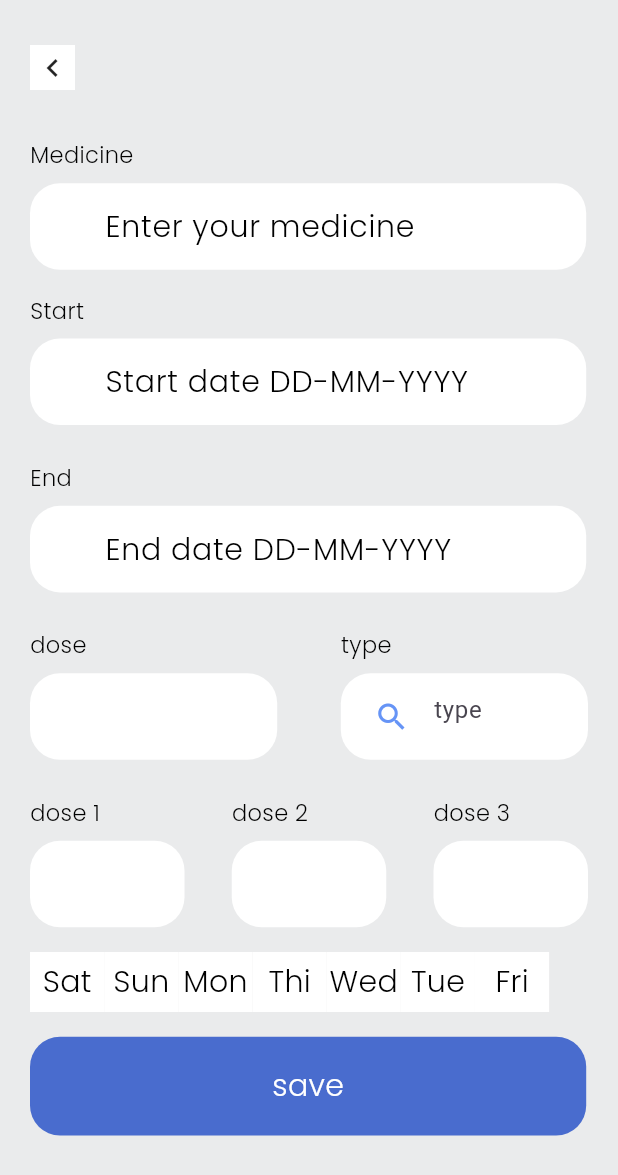
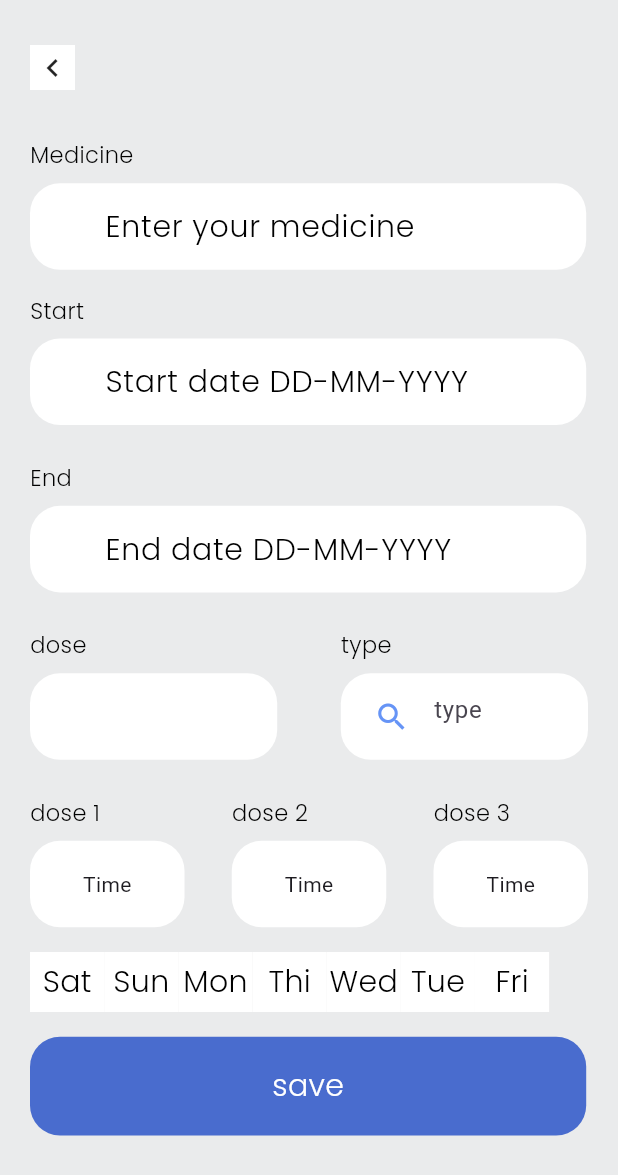
Before and after one commit to diaazg/ser2, a Flutter app: the screen it shows once a user with an empty profile is signed in, item 3 of the bottom bar chosen, after a tap on "New", on a phone screen of 412 x 824 dp. Shown: the top 1175 px of the screen. Run offline on Flutter 3.47's test engine with Material 3 defaults, Android fonts, the phone set to English and light mode, and no system bars; drawn by our look-alikes of searchfield; our stand-ins replace awesome_bottom_bar, cloud_firestore, dartz, firebase_auth, firebase_core, firebase_storage and 7 more; accounts and stored records are empty.

Commit message:
add medicine done

```diff
--- a/lib/features/medicinesSchedule/data/repo/medicines_repo_imp.dart
+++ b/lib/features/medicinesSchedule/data/repo/medicines_repo_imp.dart
@@ -15,9 +15,11 @@ class MedicineRepoImp extends MedicineRepoAbs {
     try {
       CollectionReference medicineCollection =
           storeInstance.collection('users').doc(uid).collection('medicines');
+          print('llllllllll');
       await medicineCollection.add(medicineModel.toJson());
       return right('success');
     } on FirebaseAuthException catch (e) {
+
       return left(FirebaseFailure.fromCode(e.code));
     } catch (e) {
       return left(FirebaseFailure(errMessage: 'Oops error occurred try later'));
--- a/lib/features/medicinesSchedule/presentation/logic/add_med_cubit.dart
+++ b/lib/features/medicinesSchedule/presentation/logic/add_med_cubit.dart
@@ -1,3 +1,4 @@
+import 'package:flutter/material.dart';
 import 'package:flutter_bloc/flutter_bloc.dart';
 import 'package:ser2/features/medicinesSchedule/presentation/logic/add_med_state.dart';
 
@@ -24,9 +25,9 @@ class AddMedicineBloc extends Cubit<AddMedicinState> {
   String? endDate;
   String? startDate;
 
-  String? dose_1;
-  String? dose_2;
-  String? dose_3;
+  TimeOfDay? dose_1;
+  TimeOfDay? dose_2;
+  TimeOfDay? dose_3;
 
   //setters
   void setInput(String? userInput) {
@@ -41,16 +42,19 @@ class AddMedicineBloc extends Cubit<AddMedicinState> {
     endDate = inputFinDate;
   }
 
-  void setDose(String? dose, int number) {
+  void setDose(TimeOfDay? dose, int number) {
     switch (number) {
       case 1:
         dose_1 = dose;
+        emit(ValidateInputState());
         break;
       case 2:
         dose_2 = dose;
+         emit(ValidateInputState());
         break;
       case 3:
         dose_3 = dose;
+         emit(ValidateInputState());
         break;
     }
   }
@@ -103,11 +107,11 @@ class AddMedicineBloc extends Cubit<AddMedicinState> {
     }
   }
 
-  void validateDos() {
+  bool validateDos() {
     if (dose_1 != null || dose_2 != null || dose_3 != null) {
-      emit(ValidateInputState());
+      return true;
     } else {
-      emit(UnValidateInputState());
+     return false;
     }
   }
 
@@ -121,4 +125,36 @@ class AddMedicineBloc extends Cubit<AddMedicinState> {
     }
  return hasTrue;
   }
+
+  bool checkDose(int nbr){
+    bool value = false ;
+    switch (nbr) {
+      case 1:
+        if(dose_1 != null && nbr==1){
+          value =true;
+        }
+        break;
+      case 2:
+        if(dose_2 != null && nbr==2){
+         value = true;
+        }
+        case 3:
+        if(dose_3 != null && nbr==3){
+          value = true;
+        }
+    }
+
+    return value ;
+  }
+
+
+  TimeOfDay? getDose(int val){
+    if (val==1) {
+      return dose_1;
+    } else if(val==2){
+      return dose_2;
+    }else{
+      return dose_3;
+    }
+  }
 }
--- a/lib/features/medicinesSchedule/presentation/views/add_medicin.dart
+++ b/lib/features/medicinesSchedule/presentation/views/add_medicin.dart
@@ -1,4 +1,6 @@
+import 'package:flutter/cupertino.dart';
 import 'package:flutter/material.dart';
+import 'package:flutter/widgets.dart';
 import 'package:flutter_bloc/flutter_bloc.dart';
 import 'package:intl/intl.dart';
 import 'package:ser2/core/utiles/constants.dart';
@@ -34,6 +36,34 @@ class AddMedicin extends StatelessWidget {
 
   final AddMedicineBloc _addMedicineBloc = AddMedicineBloc();
 
+  SnackBar daysErrSnack = const SnackBar(
+    content: Text('Choose day'),
+    backgroundColor: Colors.red,
+    elevation: 10,
+    behavior: SnackBarBehavior.floating,
+    margin: EdgeInsets.all(5),
+  );
+  SnackBar setErr = const SnackBar(
+    content: Text('There is something wrong , try again'),
+    backgroundColor: Colors.red,
+    elevation: 10,
+    behavior: SnackBarBehavior.floating,
+    margin: EdgeInsets.all(5),
+  );
+  SnackBar successSnack = const SnackBar(
+    content: Text('Medicin added'),
+    backgroundColor: Colors.green,
+    elevation: 10,
+    behavior: SnackBarBehavior.floating,
+    margin: EdgeInsets.all(5),
+  );
+  SnackBar doseSnack = const SnackBar(
+    content: Text('Add at least one dose'),
+    backgroundColor: Colors.red,
+    elevation: 10,
+    behavior: SnackBarBehavior.floating,
+    margin: EdgeInsets.all(5),
+  );
   @override
   Widget build(BuildContext context) {
     Size size = MediaQuery.of(context).size;
@@ -99,23 +129,59 @@ final AddMedicineBloc _addMedicineBloc = AddMedicineBloc();
                           Row(
                             mainAxisAlignment: MainAxisAlignment.spaceBetween,
                             children: [
-                              DoseWidget(
+                              GestureDetector(
+                                onTap: () {
+                                  showTimePicker(
+                                          context: context,
+                                          initialTime: const TimeOfDay(
+                                              hour: 8, minute: 30))
+                                      .then((value) {
+                                    dose.setDose(value, 1);
+                                  });
+                                },
+                                child: DoseWidget(
                                   size: size,
                                   title: 'dose 1',
                                   doseBloc: dose,
                                   doseNumber: 1,
                                 ),
-                              DoseWidget(
+                              ),
+                              GestureDetector(
+                                 onTap: () {
+                                  showTimePicker(
+                                          context: context,
+                                          initialTime: const TimeOfDay(
+                                              hour: 8, minute: 30))
+                                      .then((value) {
+                                    dose.setDose(value, 2);
+
+                                  });
+                                },
+                                child: DoseWidget(
                                   size: size,
                                   title: 'dose 2',
                                   doseBloc: dose,
                                   doseNumber: 2,
                                 ),
-                              DoseWidget(
+                              ),
+                              GestureDetector(
+                                 onTap: () {
+
+                                  showTimePicker(
+                                          context: context,
+                                          initialTime: const TimeOfDay(
+                                              hour: 8, minute: 30))
+                                      .then((value) {
+                                    dose.setDose(value, 3);
+                                  });
+
+                                },
+                                child: DoseWidget(
                                   size: size,
                                   title: 'dose 3',
                                   doseBloc: dose,
                                   doseNumber: 3,
+                                ),
                               ),
                             ],
                           ),
@@ -186,13 +252,13 @@ final AddMedicineBloc _addMedicineBloc = AddMedicineBloc();
                     medicineName.validateMedicine();
                     startDate.validateStartDate();
                     endDate.validateEndDate();
-                    dose.validateDos();
+
                     doseSize.validateDoseQuantity();
                     typesBloc.validateType();
                     Future.delayed(const Duration(milliseconds: 100), () async {
                       List<String> choosenDays = [];
                       if (_formkey.currentState!.validate() &&
-                          _addMedicineBloc.validateDay()) {
+                          _addMedicineBloc.validateDay() && dose.validateDos()) {
                         _addMedicineBloc.choosenDays.forEach((key, value) {
                           if (value) {
                             choosenDays.add(key);
@@ -210,37 +276,24 @@ final AddMedicineBloc _addMedicineBloc = AddMedicineBloc();
                             days: choosenDays,
                             type: typesBloc.input!,
                             doseSize: 1.6,
-                            doses: [dose.dose_1.toString(),dose.dose_2.toString()]);
-                      var response =  await repo.addMedicine(medicineModel);
-                     response.fold((l){
-                                                const snackdemo = SnackBar(
-                          content: Text('Something happened'),
-                          backgroundColor: Colors.red,
-                          elevation: 10,
-                          behavior: SnackBarBehavior.floating,
-                          margin: EdgeInsets.all(5),
-                        );
-                        ScaffoldMessenger.of(context).showSnackBar(snackdemo);
-                     }, (r){
-                                                                      const snackdemo = SnackBar(
-                          content: Text('Medicine added succesfully'),
-                          backgroundColor: Colors.green,
-                          elevation: 10,
-                          behavior: SnackBarBehavior.floating,
-                          margin: EdgeInsets.all(5),
-                        );
-                        ScaffoldMessenger.of(context).showSnackBar(snackdemo);
+                            doses: [
+                              '${dose.dose_1?.hour.toString()}:${dose.dose_1?.minute.toString()}',
+                            '${dose.dose_2?.hour.toString()}:${dose.dose_2?.minute.toString()}',
+                            ]);
+                        var response = await repo.addMedicine(medicineModel);
+                        response.fold((l) {
+                          ScaffoldMessenger.of(context).showSnackBar(setErr);
+                        }, (r) {
+                          ScaffoldMessenger.of(context)
+                              .showSnackBar(successSnack);
                           _formkey.currentState!.reset();
                         });
-                      } else if (_formkey.currentState!.validate()) {
-                        const snackdemo = SnackBar(
-                          content: Text('Choose days'),
-                          backgroundColor: Colors.red,
-                          elevation: 10,
-                          behavior: SnackBarBehavior.floating,
-                          margin: EdgeInsets.all(5),
-                        );
-                        ScaffoldMessenger.of(context).showSnackBar(snackdemo);
+                      } else if (_formkey.currentState!.validate() && _addMedicineBloc.validateDay()) {
+                        ScaffoldMessenger.of(context)
+                            .showSnackBar(doseSnack);
+                      }else if(_formkey.currentState!.validate() ){
+                          ScaffoldMessenger.of(context)
+                            .showSnackBar(daysErrSnack);
                       }
                     });
                   })
--- a/lib/features/medicinesSchedule/presentation/widgets/dose.dart
+++ b/lib/features/medicinesSchedule/presentation/widgets/dose.dart
@@ -3,19 +3,23 @@ import 'package:flutter_bloc/flutter_bloc.dart';
 import 'package:searchfield/searchfield.dart';
 import 'package:ser2/core/utiles/constants.dart';
 import 'package:ser2/core/utiles/lists.dart';
+import 'package:ser2/features/appointment/presentation/view/apt_information.dart';
 import 'package:ser2/features/medicinesSchedule/presentation/logic/add_med_cubit.dart';
 import 'package:ser2/features/medicinesSchedule/presentation/logic/add_med_state.dart';
 
 class DoseWidget extends StatelessWidget {
   const DoseWidget({
     super.key,
-    required this.size,required this.title, required this.doseBloc, required this.doseNumber,
+    required this.size,
+    required this.title,
+    required this.doseBloc,
+    required this.doseNumber,
   });
 
   final Size size;
-  final String title ;
-  final AddMedicineBloc doseBloc ;
-  final int doseNumber ;
+  final String title;
+  final AddMedicineBloc doseBloc;
+  final int doseNumber;
 
   @override
   Widget build(BuildContext context) {
@@ -24,54 +28,25 @@ class DoseWidget extends StatelessWidget {
       children: [
         Text(
           title,
-          style: Kcolors.fontMain.copyWith(
-              color: Colors.black, fontSize: 15),
+          style: Kcolors.fontMain.copyWith(color: Colors.black, fontSize: 15),
         ),
         SizedBox(
           height: size.height * 0.01,
         ),
-       BlocBuilder<AddMedicineBloc,AddMedicinState>(
+        BlocBuilder<AddMedicineBloc, AddMedicinState>(
           bloc: doseBloc,
           builder: (context, state) {
             return Container(
               height: size.height * 0.07,
               width: size.width * 0.25,
               decoration: BoxDecoration(
-                color: Colors.white,
-                borderRadius:
-                    BorderRadius.circular(20)),
+                  color: Colors.white, borderRadius: BorderRadius.circular(20)),
               child: Container(
-              padding: const EdgeInsets.symmetric(
-                  horizontal: 1),
+                  padding: const EdgeInsets.symmetric(horizontal: 1),
                   height: size.height * 0.07,
                   width: size.width * 0.25,
-              child: SearchField(
-                suggestions: hours
-                    .map((e) => SearchFieldListItem(
-                        e.toString(),
-                        child: Container(
-                          margin:
-                              const EdgeInsets.all(10),
-                          child: Text(e.toString()),
-                        )))
-                    .toList(),
-                suggestionState: Suggestion.expand,
-                searchStyle: Kcolors.fontMain.copyWith(
-                    color: Colors.black, fontSize: 20),
-                onSubmit:(val)=>doseBloc.setDose(val, doseNumber),
-                validator: (val) => (state is UnValidateInputState)
-                    ? 'Enter dose time'
-                    : null,
-                searchInputDecoration: InputDecoration(
-                    hintStyle: Kcolors.fontMain
-                        .copyWith(
-                            color: Colors.black,
-                            fontSize: 20),
-                    border: InputBorder.none),
-              ),
-            ),
+                  child:  Center(child:doseBloc.checkDose(doseNumber) ?Text('${doseBloc.getDose(doseNumber)?.hour} : ${doseBloc.getDose(doseNumber)?.minute} '):const Text('Time'))),
             );
-
           },
         ),
       ],
@@ -82,11 +57,12 @@ class DoseWidget extends StatelessWidget {
 class DoseSizeWidget extends StatelessWidget {
   const DoseSizeWidget({
     super.key,
-    required this.size, required this.doseSize,
+    required this.size,
+    required this.doseSize,
   });
 
   final Size size;
-  final AddMedicineBloc doseSize ;
+  final AddMedicineBloc doseSize;
 
   @override
   Widget build(BuildContext context) {
@@ -95,42 +71,35 @@ class DoseSizeWidget extends StatelessWidget {
       children: [
         Text(
           "dose",
-          style: Kcolors.fontMain.copyWith(
-              color: Colors.black, fontSize: 15),
+          style: Kcolors.fontMain.copyWith(color: Colors.black, fontSize: 15),
         ),
         SizedBox(
           height: size.height * 0.01,
         ),
-        BlocBuilder<AddMedicineBloc,AddMedicinState>(
-          bloc: doseSize ,
+        BlocBuilder<AddMedicineBloc, AddMedicinState>(
+          bloc: doseSize,
           builder: (context, state) {
             return Container(
-            padding: const EdgeInsets.symmetric(
-                horizontal: 50),
+              padding: const EdgeInsets.symmetric(horizontal: 50),
               height: size.height * 0.07,
               width: size.width * 0.4,
               decoration: BoxDecoration(
-                color: Colors.white,
-                borderRadius:
-                    BorderRadius.circular(20)),
+                  color: Colors.white, borderRadius: BorderRadius.circular(20)),
               child: Center(
                 child: TextFormField(
-                style: Kcolors.fontMain.copyWith(
-                    color: Colors.black, fontSize: 20),
+                  style: Kcolors.fontMain
+                      .copyWith(color: Colors.black, fontSize: 20),
                   onChanged: doseSize.setInput,
                   validator: (val) =>
                       (state is UnValidateInputState) ? 'Enter dose' : null,
                   cursorColor: Colors.black,
                   decoration: InputDecoration(
                       hintStyle: Kcolors.fontMain
-                        .copyWith(
-                            color: Colors.black,
-                            fontSize: 20),
+                          .copyWith(color: Colors.black, fontSize: 20),
                       border: InputBorder.none),
                 ),
               ),
             );
-
           },
         ),
       ],
```
Also changed, not shown: lib/localNotif.dart (+9 -4 lines). Lines whose indentation alone changed are shown as unchanged.
